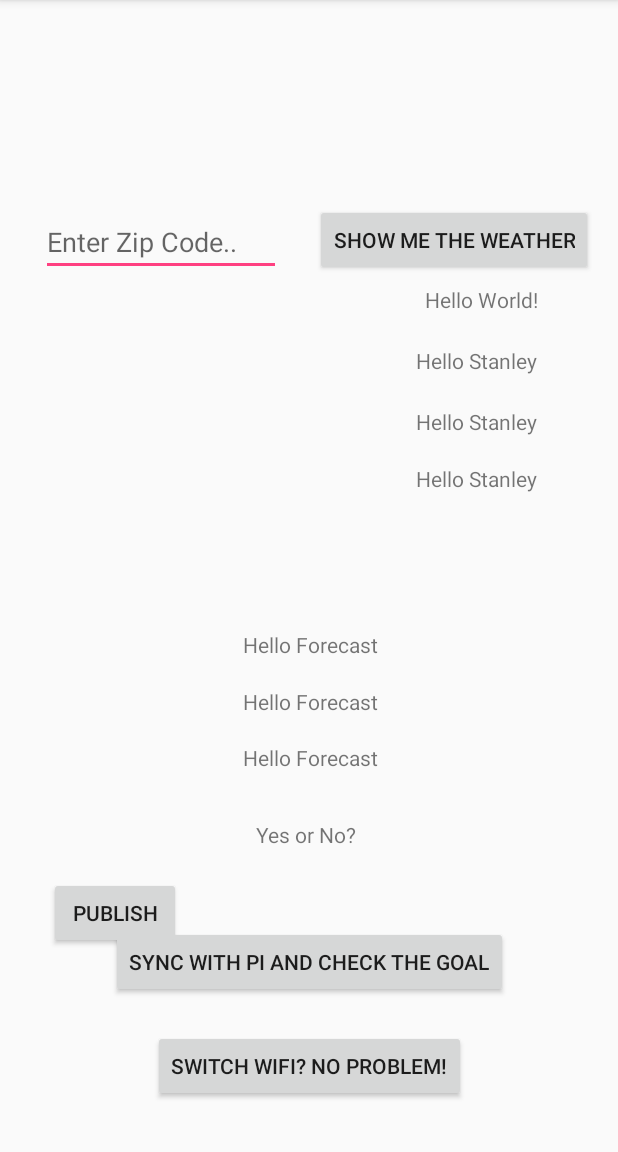
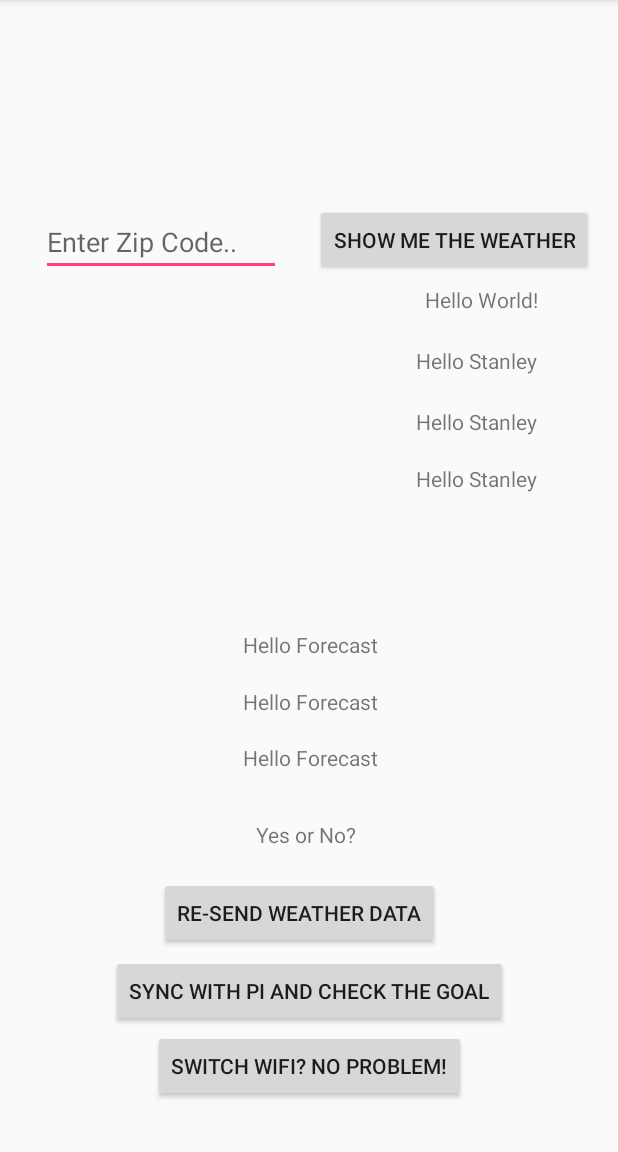
Before and after one commit to Stanley9733/Internet-of-Things, an Android app: the screen it shows after launch (MainActivity), on a phone screen of 412 x 824 dp, the part 84-1236 px from its top. Run offline under Robolectric (Android 15) with nearby library versions, the phone set to English and light mode, and no system bars; our stand-ins replace Picasso, Volley; libraries missing offline, so code that uses them is left out: org.eclipse.paho; pictures from the network do not load; 2 statements that could not run were skipped.

Commit message:
final update

```diff
--- a/Milestone 4/Milestone 4/app/src/main/res/layout/activity_main.xml
+++ b/Milestone 4/Milestone 4/app/src/main/res/layout/activity_main.xml
@@ -128,6 +128,7 @@
         app:layout_constraintTop_toTopOf="parent"
         app:layout_constraintVertical_bias="0.615" />
 
+
     <Button
         android:id="@+id/syncButton"
         android:layout_width="wrap_content"
@@ -139,8 +140,7 @@
         app:layout_constraintEnd_toEndOf="parent"
         app:layout_constraintStart_toStartOf="parent"
         app:layout_constraintTop_toBottomOf="@+id/text"
-        app:layout_constraintVertical_bias="0.254" />
-
+        app:layout_constraintVertical_bias="0.41" />
 
     <Button
         android:id="@+id/publishButton"
@@ -148,13 +148,13 @@
         android:layout_height="wrap_content"
         android:layout_marginTop="8dp"
         android:layout_marginBottom="8dp"
-        android:text="Publish"
+        android:text="Re-send Weather Data"
         app:layout_constraintBottom_toBottomOf="parent"
         app:layout_constraintEnd_toEndOf="parent"
-        app:layout_constraintHorizontal_bias="0.1"
+        app:layout_constraintHorizontal_bias="0.473"
         app:layout_constraintStart_toStartOf="parent"
         app:layout_constraintTop_toBottomOf="@+id/text"
-        app:layout_constraintVertical_bias="0.00" />
+        app:layout_constraintVertical_bias="0.0" />
 
     <TextView
         android:id="@+id/text"
```
